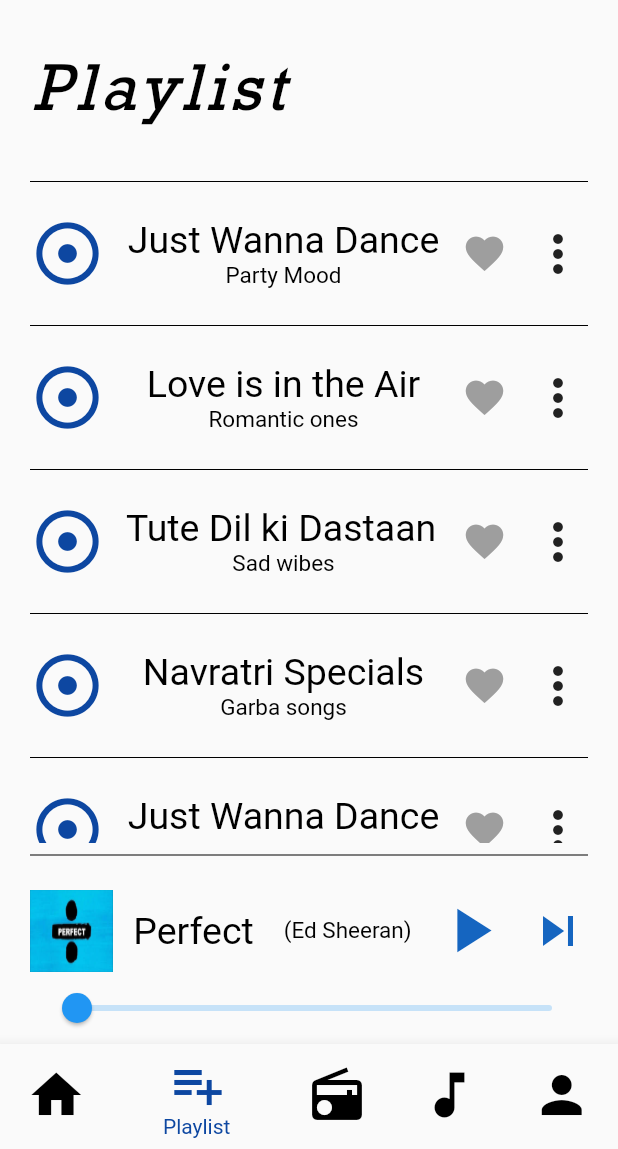
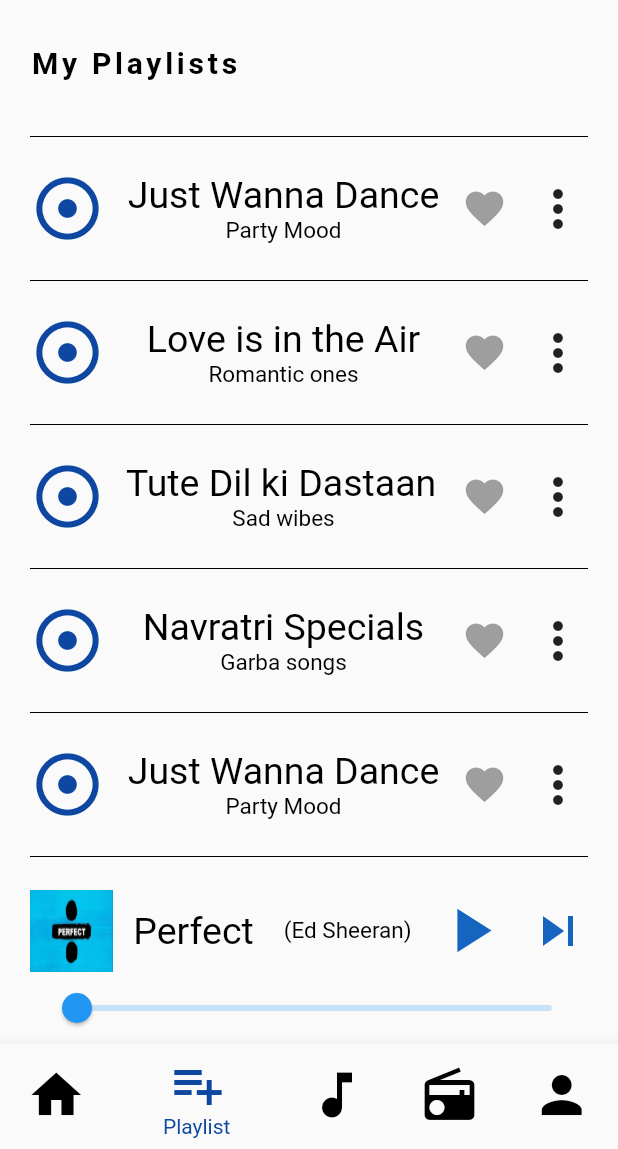
Before and after one commit to hetvikothari/Symphony, a Flutter app: the screen it shows after launch, item 2 of the bottom bar chosen, on a phone screen of 412 x 824 dp, the part 87-1236 px from its top. Run offline on Flutter 3.47's test engine with Material 2 defaults, Android fonts, the phone set to English and light mode, and no system bars; drawn by our look-alikes of like_button; Roboto replaces fonts that are missing (Calibri, Segoe); project files that could hold a hidden picture were left out.

Commit message:
Minor Changes

```diff
--- a/symphony/lib/HomePage.dart
+++ b/symphony/lib/HomePage.dart
@@ -28,10 +28,6 @@ class _MyHomePageState extends State<MyHomePage> {
         letterSpacing: 2.0,
       ),
     );
-  }
-
-  void pushtonavigator(String routename) {
-    Navigator.of(context).pushNamed(routename);
   }
 
   @override
--- a/symphony/lib/main.dart
+++ b/symphony/lib/main.dart
@@ -2,6 +2,7 @@ import 'dart:ui';
 
 import 'package:flutter/cupertino.dart';
 import 'package:flutter/material.dart';
+import 'package:symphony/now_playing.dart';
 
 import 'HomePage.dart';
 import 'login.dart';
@@ -23,14 +24,14 @@ class MyApp extends StatefulWidget {
 
 class _MyAppState extends State<MyApp> {
 
-  int _selectedIndex = 0;
+  int _selectedIndex = 4;
   final List<Widget> _children =
   [
     MyHomePage(),
     MyPlaylist(),
+    nowPlaying(),
     MyPodcast(),
-    MyFav(),
-    MyProfile(),
+    LoginPage()
   ];
 
   void _onItemTapped(int index){
--- a/symphony/lib/playlist.dart
+++ b/symphony/lib/playlist.dart
@@ -25,77 +25,40 @@ class _MyPlaylistState extends State<MyPlaylist> {
             children: [
               getSearchBar('Search album, song..'),
               SizedBox(height: 30,),
-              Text(
-                'Playlist',
-                style: TextStyle(
-                  fontStyle: FontStyle.italic,
-                  fontFamily: 'RockWell',
-                  fontSize: 45,
-                  color: Colors.black,
-                  letterSpacing: 3.0,
-                ),
-                textAlign: TextAlign.left,
-              ),
+              getHeading('My Playlists'),
               SizedBox(height: 30,),
             Expanded(
               child: ListView(
                 scrollDirection: Axis.vertical,
                 children: [
-                  Divider(
-                      color: Colors.black
-                  ),
+                  Divider(color: Colors.black),
                   SizedBox(height: 15),
                   getPlayList('Just Wanna Dance', 'Party Mood'),
                   SizedBox(height: 15),
-                  Divider(
-                      color: Colors.black
-                  ),
+                  Divider(color: Colors.black),
                   SizedBox(height: 15,),
                   getPlayList('Love is in the Air', 'Romantic ones'),
                   SizedBox(height: 15,),
-                  Divider(
-                      color: Colors.black
-                  ),
+                  Divider(color: Colors.black),
                   SizedBox(height: 15,),
                   getPlayList('Tute Dil ki Dastaan ', 'Sad wibes'),
                   SizedBox(height: 15,),
-                  Divider(
-                      color: Colors.black
-                  ),
+                  Divider(color: Colors.black),
                   SizedBox(height: 15,),
                   getPlayList('Navratri Specials', 'Garba songs'),
                   SizedBox(height: 15,),
-                  Divider(
-                      color: Colors.black
-                  ),
+                  Divider(color: Colors.black),
                   SizedBox(height: 15),
                   getPlayList('Just Wanna Dance', 'Party Mood'),
                   SizedBox(height: 15),
-                  Divider(
-                      color: Colors.black
-                  ),
+                  Divider(color: Colors.black),
                   SizedBox(height: 15,),
                   getPlayList('Love is in the Air', 'Romantic ones'),
                   SizedBox(height: 15,),
-                  Divider(
-                      color: Colors.black
-                  ),
-                  SizedBox(height: 15,),
-                  getPlayList('Tute Dil ki Dastaan ', 'Sad wibes'),
-                  SizedBox(height: 15,),
-                  Divider(
-                      color: Colors.black
-                  ),
-                  SizedBox(height: 15,),
-                  getPlayList('Navratri Specials', 'Garba songs'),
-                  SizedBox(height: 15,),
-                  Divider(
-                      color: Colors.black
-                  ),
+                  Divider(color: Colors.black),
                 ],
               ),
             ),
-              Divider(color: Colors.black),
               SizedBox(height: 15,),
               getNowPlaying('Perfect', '(Ed Sheeran)','perfect.jpeg'),
             Slider(
@@ -110,8 +73,6 @@ class _MyPlaylistState extends State<MyPlaylist> {
                 });
             },
           )
-
-
             ],
           ),
         ),
--- a/symphony/lib/utilities.dart
+++ b/symphony/lib/utilities.dart
@@ -186,12 +186,12 @@ List<BottomNavigationBarItem> bottomnavbar(){
       label: 'Playlist',
     ),
     BottomNavigationBarItem(
-      icon: Icon(Icons.radio),
-      label: 'Podcast',
+      icon: Icon(Icons.music_note),
+      label: 'Now Playing',
     ),
     BottomNavigationBarItem(
-      icon: Icon(Icons.music_note),
-      label: 'Music',
+      icon: Icon(Icons.radio),
+      label: 'Podcasts',
     ),
     BottomNavigationBarItem(
       icon: Icon(Icons.person),
```
Also changed, not shown: symphony/lib/login.dart (+9 -2 lines), symphony/lib/now_playing.dart (+12 -12 lines).
